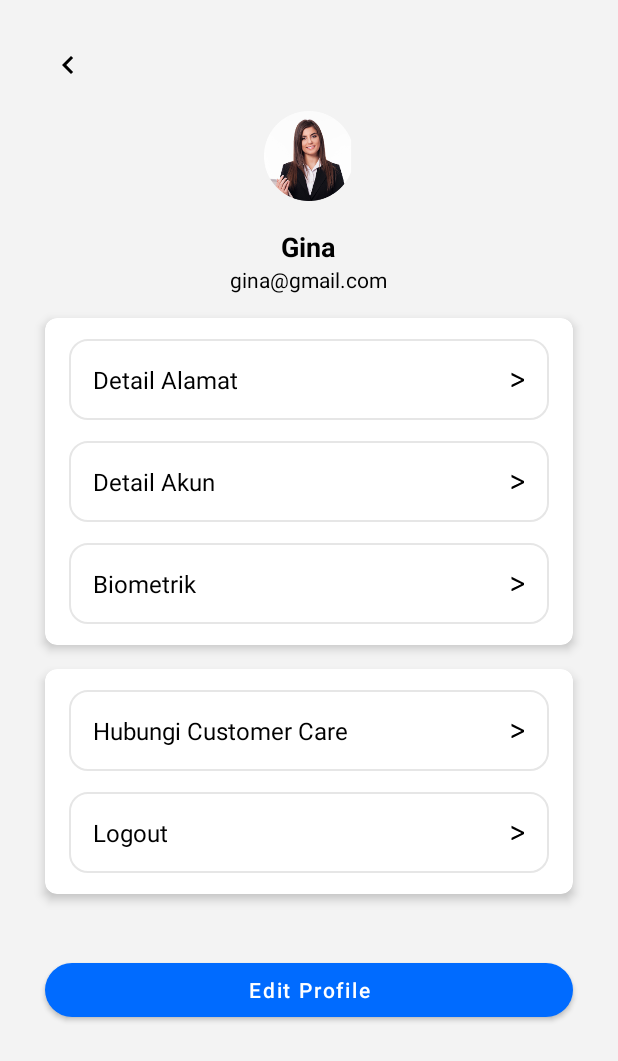
After one commit to nisajamalia/FinlyRenew, an Android app: the ProfileActivity screen opened directly, with no data from a screen before it, on a phone screen of 412 x 824 dp. The commit adds this screen. Shown: the top 1061 px of the screen. Run offline under Robolectric (Android 15) with nearby library versions, the phone set to English and light mode, and no system bars.

Commit message:
[SM] feat:profile

```diff
--- a/app/src/main/AndroidManifest.xml
+++ b/app/src/main/AndroidManifest.xml
@@ -71,6 +71,9 @@
             android:name=".KonsultasiActivity"
             android:exported="false" />
         <activity
+            android:name=".ProfileActivity"
+            android:exported="false" />
+        <activity
             android:name=".SplashActivity"
             android:exported="true"
             android:label="@string/app_name">
--- a/app/src/main/java/com/nisa/finlyrenew/HomeFragment.kt
+++ b/app/src/main/java/com/nisa/finlyrenew/HomeFragment.kt
@@ -6,6 +6,7 @@ import android.os.Bundle
 import android.view.LayoutInflater
 import android.view.View
 import android.view.ViewGroup
+import android.widget.ImageButton
 import android.widget.LinearLayout
 import android.widget.TextView
 import android.widget.Toast
@@ -22,6 +23,7 @@ class HomeFragment : Fragment() {
     private lateinit var btnKelola: MaterialButton
     private lateinit var btnKonsultasi: MaterialButton
     private lateinit var btnDetail: TextView
+    private lateinit var btnProfilePage: ImageButton
 
     companion object {
         fun defaultFragment(): HomeFragment {
@@ -50,7 +52,7 @@ class HomeFragment : Fragment() {
         btnKelola = view.findViewById(R.id.btnKelola)
         btnKonsultasi = view.findViewById(R.id.btnKonsultasi)
         btnDetail = view.findViewById(R.id.btnCekDetail)
-
+        btnProfilePage = view.findViewById(R.id.btnProfile)
 
         btnPengajuan.setOnClickListener {
             val intent = Intent(requireContext(), PengajuanActivity::class.java)
@@ -76,5 +78,10 @@ class HomeFragment : Fragment() {
             startActivity(intent)
         }
 
+        btnProfilePage.setOnClickListener {
+            val intent = Intent(requireContext(), ProfileActivity::class.java)
+            startActivity(intent)
+        }
+
     }
 }
--- /dev/null
+++ b/app/src/main/java/com/nisa/finlyrenew/ProfileActivity.kt
@@ -0,0 +1,19 @@
+package com.nisa.finlyrenew
+
+import android.app.Activity
+import android.os.Bundle
+import android.widget.ImageButton
+import androidx.appcompat.app.AppCompatActivity
+
+class ProfileActivity : AppCompatActivity() {
+    override fun onCreate(savedInstanceState: Bundle?) {
+        super.onCreate(savedInstanceState)
+        setContentView(R.layout.acticity_profile)
+        supportActionBar?.hide()
+
+        val backButton: ImageButton = findViewById(R.id.backButton)
+        backButton.setOnClickListener {
+            finish()
+        }
+    }
+}
--- /dev/null
+++ b/app/src/main/res/drawable/bg_rounded_white_bordered.xml
@@ -0,0 +1,10 @@
+<?xml version="1.0" encoding="utf-8"?>
+<shape xmlns:android="http://schemas.android.com/apk/res/android"
+    android:shape="rectangle">
+    <solid android:color="#FFFFFF"/>
+    <stroke
+        android:width="1dp"
+        android:color="@color/grey"/>
+    <padding android:left="16dp" android:right="16dp"/>
+    <corners android:radius="12dp"/>
+</shape>
--- /dev/null
+++ b/app/src/main/res/layout/acticity_profile.xml
@@ -0,0 +1,234 @@
+<?xml version="1.0" encoding="utf-8"?>
+<LinearLayout
+    xmlns:android="http://schemas.android.com/apk/res/android"
+    android:layout_width="match_parent"
+    xmlns:tools="http://schemas.android.com/tools"
+    xmlns:app="http://schemas.android.com/apk/res-auto"
+    tools:context=".ProfileActivity"
+    android:orientation="vertical"
+    android:background="#F3F3F3"
+    android:layout_height="match_parent">
+
+    <!-- Simple Back Button -->
+    <ImageButton
+        android:id="@+id/backButton"
+        android:layout_width="30dp"
+        android:layout_height="30dp"
+        android:src="@drawable/leftaroww"
+        android:background="?attr/selectableItemBackgroundBorderless"
+        android:layout_marginStart="30dp"
+        android:layout_marginTop="28dp"/>
+
+
+    <LinearLayout
+        android:layout_width="match_parent"
+        android:layout_height="wrap_content"
+        android:orientation="vertical"
+        android:layout_marginTop="16dp"
+        android:layout_marginBottom="16dp"
+        android:background="#F3F3F3"
+        android:gravity="center_horizontal">
+
+        <!-- Profile Picture -->
+        <ImageView
+            android:layout_gravity="center_horizontal"
+            android:id="@+id/profileImage"
+            android:layout_width="60dp"
+            android:layout_height="60dp"
+            android:src="@drawable/prof_dua"/>
+
+        <!-- Profile Info - Now centered vertically -->
+        <LinearLayout
+            android:layout_marginTop="18dp"
+            android:layout_width="wrap_content"
+            android:layout_height="wrap_content"
+            android:orientation="vertical"
+            android:gravity="center_horizontal">
+
+            <TextView
+                android:id="@+id/userName"
+                android:layout_width="wrap_content"
+                android:layout_height="wrap_content"
+                android:text="Gina"
+                android:textColor="@color/black"
+                android:textSize="18sp"
+                android:textStyle="bold"/>
+
+            <TextView
+                android:id="@+id/userEmail"
+                android:layout_width="wrap_content"
+                android:layout_height="wrap_content"
+                android:text="gina@gmail.com"
+                android:textColor="@color/black"
+                android:textSize="14sp"/>
+        </LinearLayout>
+    </LinearLayout>
+
+    <com.google.android.material.card.MaterialCardView
+        android:layout_width="match_parent"
+        android:layout_height="wrap_content"
+        app:cardBackgroundColor="@color/white"
+        app:cardElevation="4dp"
+        app:cardCornerRadius="8dp"
+        android:layout_marginHorizontal="30dp"
+        android:layout_marginBottom="16dp">
+
+        <LinearLayout
+            android:paddingHorizontal="16dp"
+            android:paddingVertical="14dp"
+            android:layout_width="match_parent"
+            android:layout_height="match_parent"
+            android:orientation="vertical">
+            <!-- Detail Alamat -->
+            <LinearLayout
+                android:layout_width="match_parent"
+                android:layout_height="wrap_content"
+                android:orientation="horizontal"
+                android:background="@drawable/bg_rounded_white_bordered"
+                android:padding="16dp"
+                android:gravity="center_vertical">
+
+                <TextView
+                    android:layout_width="0dp"
+                    android:layout_height="wrap_content"
+                    android:layout_weight="1"
+                    android:text="Detail Alamat"
+                    android:textColor="@color/black"
+                    android:textSize="16sp"/>
+
+                <ImageView
+                    android:layout_width="10dp"
+                    android:layout_height="10dp"
+                    android:src="@drawable/arrow_right"/>
+            </LinearLayout>
+
+            <!-- Detail Akun -->
+            <LinearLayout
+                android:layout_marginVertical="14dp"
+                android:layout_width="match_parent"
+                android:layout_height="wrap_content"
+                android:orientation="horizontal"
+                android:background="@drawable/bg_rounded_white_bordered"
+                android:padding="16dp"
+                android:gravity="center_vertical">
+
+                <TextView
+                    android:layout_width="0dp"
+                    android:layout_height="wrap_content"
+                    android:layout_weight="1"
+                    android:text="Detail Akun"
+                    android:textColor="@color/black"
+                    android:textSize="16sp"/>
+
+                <ImageView
+                    android:layout_width="10dp"
+                    android:layout_height="10dp"
+                    android:src="@drawable/arrow_right"/>
+            </LinearLayout>
+
+            <!-- Biometrik -->
+            <LinearLayout
+                android:layout_width="match_parent"
+                android:layout_height="wrap_content"
+                android:orientation="horizontal"
+                android:background="@drawable/bg_rounded_white_bordered"
+                android:padding="16dp"
+                android:gravity="center_vertical">
+
+                <TextView
+                    android:layout_width="0dp"
+                    android:layout_height="wrap_content"
+                    android:layout_weight="1"
+                    android:text="Biometrik"
+                    android:textColor="@color/black"
+                    android:textSize="16sp"/>
+
+                <ImageView
+                    android:layout_width="10dp"
+                    android:layout_height="10dp"
+                    android:src="@drawable/arrow_right"/>
+            </LinearLayout>
+        </LinearLayout>
+    </com.google.android.material.card.MaterialCardView>
+
+    <com.google.android.material.card.MaterialCardView
+        android:layout_width="match_parent"
+        android:layout_height="wrap_content"
+        app:cardBackgroundColor="@color/white"
+        app:cardElevation="4dp"
+        app:cardCornerRadius="8dp"
+        android:layout_marginHorizontal="30dp"
+        android:layout_marginBottom="40dp">
+
+        <LinearLayout
+            android:layout_width="match_parent"
+            android:layout_height="wrap_content"
+            android:orientation="vertical"
+            android:layout_marginVertical="14dp"
+            android:background="@color/white">
+
+            <!-- Hubungi Customer Care -->
+            <LinearLayout
+                android:id="@+id/customerCare"
+                android:layout_marginHorizontal="16dp"
+                android:layout_marginBottom="14dp"
+                android:layout_width="match_parent"
+                android:layout_height="wrap_content"
+                android:orientation="horizontal"
+                android:background="@drawable/bg_rounded_white_bordered"
+                android:padding="16dp"
+                android:gravity="center_vertical">
+
+                <TextView
+                    android:layout_width="0dp"
+                    android:layout_height="wrap_content"
+                    android:layout_weight="1"
+                    android:text="Hubungi Customer Care"
+                    android:textColor="@color/black"
+                    android:textSize="16sp"/>
+
+                <ImageView
+                    android:layout_width="10dp"
+                    android:layout_height="10dp"
+                    android:src="@drawable/arrow_right"/>
+            </LinearLayout>
+
+            <LinearLayout
+                android:layout_marginHorizontal="16dp"
+                android:layout_width="match_parent"
+                android:layout_height="wrap_content"
+                android:orientation="horizontal"
+                android:background="@drawable/bg_rounded_white_bordered"
+                android:padding="16dp"
+                android:gravity="center_vertical">
+
+                <TextView
+                    android:layout_width="0dp"
+                    android:layout_height="wrap_content"
+                    android:layout_weight="1"
+                    android:text="Logout"
+                    android:textColor="@color/black"
+                    android:textSize="16sp"/>
+
+                <ImageView
+                    android:layout_width="10dp"
+                    android:layout_height="10dp"
+                    android:src="@drawable/arrow_right"/>
+            </LinearLayout>
+        </LinearLayout>
+
+    </com.google.android.material.card.MaterialCardView>
+
+    <!-- Edit Profile Button -->
+    <com.google.android.material.button.MaterialButton
+        android:id="@+id/editProfileButton"
+        android:layout_width="match_parent"
+        android:layout_height="wrap_content"
+        android:text="Edit Profile"
+        app:backgroundTint="@color/blue_dark"
+        android:textColor="@color/white"
+        app:cornerRadius="100dp"
+        android:layout_marginHorizontal="30dp"
+        android:textAllCaps="false"/>
+
+</LinearLayout>
--- a/app/src/main/res/layout/fragment_home.xml
+++ b/app/src/main/res/layout/fragment_home.xml
@@ -28,8 +28,8 @@
                 android:layout_centerVertical="true"
                 android:paddingEnd="60dp">
 
-                <ImageView
-                    android:id="@+id/ivProfile"
+                <ImageButton
+                    android:id="@+id/btnProfile"
                     android:layout_width="24dp"
                     android:layout_height="24dp"
                     android:src="@drawable/user"
--- a/app/src/main/res/values/colors.xml
+++ b/app/src/main/res/values/colors.xml
@@ -6,6 +6,7 @@
     <color name="teal_200">#FF03DAC5</color>
     <color name="teal_700">#FF018786</color>
     <color name="black">#FF000000</color>
+    <color name="grey">#E6E6E6</color>
     <color name="white">#FFFFFFFF</color>
     <color name="blue">#08C2FF</color>
     <color name="blue_dark">#006BFF</color>
--- /dev/null
+++ b/app/src/main/res/values/styles.xml
@@ -0,0 +1,10 @@
+<?xml version="1.0" encoding="utf-8"?>
+<resources>
+    <style name="ProfileMenuItem">
+        <item name="android:layout_width">match_parent</item>
+        <item name="android:layout_height">wrap_content</item>
+        <item name="android:orientation">horizontal</item>
+        <item name="android:padding">16dp</item>
+        <item name="android:gravity">center_vertical</item>
+    </style>
+</resources>
```
Also changed, not shown: app/src/main/res/drawable/arrow_right.png (added).
